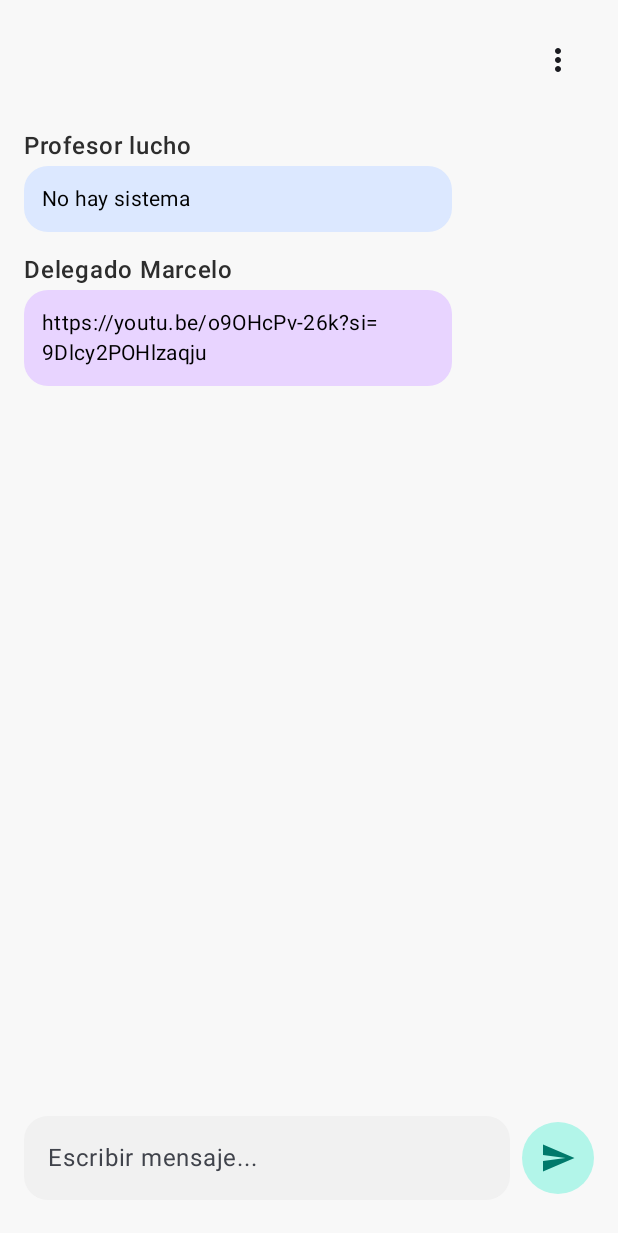
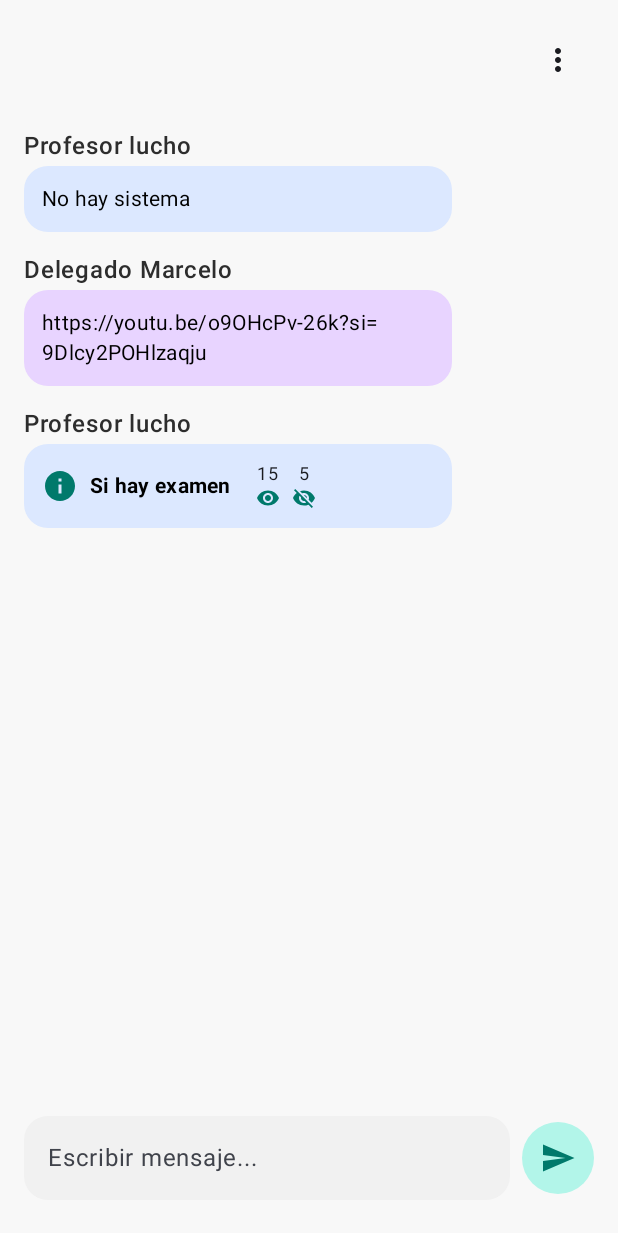
Before and after one commit to hrdax/Notisys, an Android app built with Jetpack Compose: the composable MiniChatScreen called with empty values, on a phone screen of 412 x 824 dp. Shown: the top 1233 px of the screen. Run offline under Robolectric (Android 15) with nearby library versions, the phone set to English and light mode, and no system bars.

Commit message:
feat: notificacion en chat

```diff
--- a/app/src/main/java/com/example/notisys/ui/theme/MiniChatScreen.kt
+++ b/app/src/main/java/com/example/notisys/ui/theme/MiniChatScreen.kt
@@ -6,8 +6,13 @@ import androidx.compose.foundation.layout.*
 import androidx.compose.foundation.shape.CircleShape
 import androidx.compose.foundation.shape.RoundedCornerShape
 import androidx.compose.material.icons.Icons
+import androidx.compose.material.icons.filled.Info
 import androidx.compose.material.icons.filled.MoreVert
 import androidx.compose.material.icons.filled.Send
+import androidx.compose.material.icons.filled.ThumbUp
+import androidx.compose.material.icons.filled.Visibility
+import androidx.compose.material.icons.filled.VisibilityOff
+import androidx.compose.material.icons.filled.Warning
 import androidx.compose.material3.*
 import androidx.compose.runtime.*
 import androidx.compose.ui.Alignment
@@ -17,6 +22,8 @@ import androidx.compose.ui.text.font.FontWeight
 import androidx.compose.ui.unit.dp
 import androidx.compose.ui.unit.sp
 
+
+
 @OptIn(ExperimentalMaterial3Api::class)
 @Composable
 fun MiniChatScreen(ramo: String, onBack: () -> Unit) {
@@ -24,7 +31,8 @@ fun MiniChatScreen(ramo: String, onBack: () -> Unit) {
     var isMenuExpanded by remember { mutableStateOf(false) }
     val messages = listOf(
         Pair("Profesor lucho", "No hay sistema"),
-        Pair("Delegado Marcelo", "https://youtu.be/o9OHcPv-26k?si=9Dlcy2POHlzaqju")
+        Pair("Delegado Marcelo", "https://youtu.be/o9OHcPv-26k?si=9Dlcy2POHlzaqju"),
+        Pair("Profesor lucho", "Si hay examen") // Mensaje con íconos
     )
 
     // Manejar el botón de atrás del dispositivo
@@ -81,6 +89,64 @@ fun MiniChatScreen(ramo: String, onBack: () -> Unit) {
                         )
                     )
                     Spacer(modifier = Modifier.height(4.dp))
+
+                    if (content == "Si hay examen") {
+                        Box(
+                            modifier = Modifier
+                                .fillMaxWidth(0.75f)
+                                .background(
+                                    Color(0xFFDCE8FF),
+                                    shape = RoundedCornerShape(16.dp)
+                                )
+                                .padding(12.dp)
+                        ) {
+                            Row(
+                                verticalAlignment = Alignment.CenterVertically,
+                                horizontalArrangement = Arrangement.SpaceBetween
+                            ) {
+                                Icon(
+                                    imageVector = Icons.Default.Info, // Cambia según el ícono disponible
+                                    contentDescription = "Ícono de información",
+                                    tint = Color(0xFF00796B),
+                                    modifier = Modifier.size(24.dp)
+                                )
+                                Spacer(modifier = Modifier.width(8.dp))
+                                Text(
+                                    text = content,
+                                    style = MaterialTheme.typography.bodyMedium.copy(
+                                        color = Color.Black,
+                                        fontWeight = FontWeight.Bold
+                                    )
+                                )
+                                Spacer(modifier = Modifier.width(16.dp))
+                                Row {
+                                    Column(
+                                        horizontalAlignment = Alignment.CenterHorizontally
+                                    ) {
+                                        Text("15", style = MaterialTheme.typography.bodySmall)
+                                        Icon(
+                                            imageVector = Icons.Default.Visibility, // Cambia según el ícono disponible
+                                            contentDescription = "Ícono de tiempo",
+                                            tint = Color(0xFF00796B),
+                                            modifier = Modifier.size(16.dp)
+                                        )
+                                    }
+                                    Spacer(modifier = Modifier.width(8.dp))
+                                    Column(
+                                        horizontalAlignment = Alignment.CenterHorizontally
+                                    ) {
+                                        Text("5", style = MaterialTheme.typography.bodySmall)
+                                        Icon(
+                                            imageVector = Icons.Default.VisibilityOff, // Cambia según el ícono disponible
+                                            contentDescription = "Ícono de revisión",
+                                            tint = Color(0xFF00796B),
+                                            modifier = Modifier.size(16.dp)
+                                        )
+                                    }
+                                }
+                            }
+                        }
+                    } else {
                         Box(
                             modifier = Modifier
                                 .fillMaxWidth(0.75f)
@@ -96,6 +162,7 @@ fun MiniChatScreen(ramo: String, onBack: () -> Unit) {
                                     color = Color.Black
                                 )
                             )
+                        }
                     }
                 }
             }
@@ -118,9 +185,9 @@ fun MiniChatScreen(ramo: String, onBack: () -> Unit) {
                     .weight(1f)
                     .background(Color(0xFFF1F1F1), shape = RoundedCornerShape(16.dp)),
                 colors = TextFieldDefaults.textFieldColors(
-                    containerColor = Color.Transparent, // Fondo del TextField transparente
-                    focusedIndicatorColor = Color.Transparent, // Sin línea al enfocar
-                    unfocusedIndicatorColor = Color.Transparent // Sin línea al desenfocar
+                    containerColor = Color.Transparent,
+                    focusedIndicatorColor = Color.Transparent,
+                    unfocusedIndicatorColor = Color.Transparent
                 )
             )
             Spacer(modifier = Modifier.width(8.dp))
```
Lines whose indentation alone changed are shown as unchanged.
